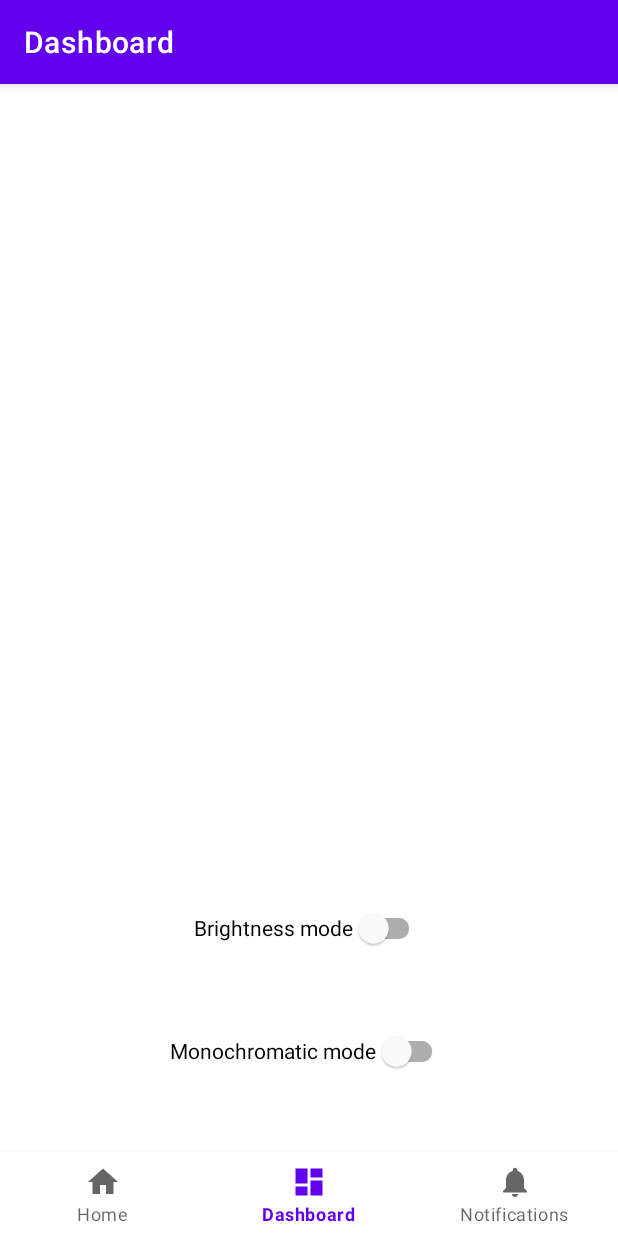
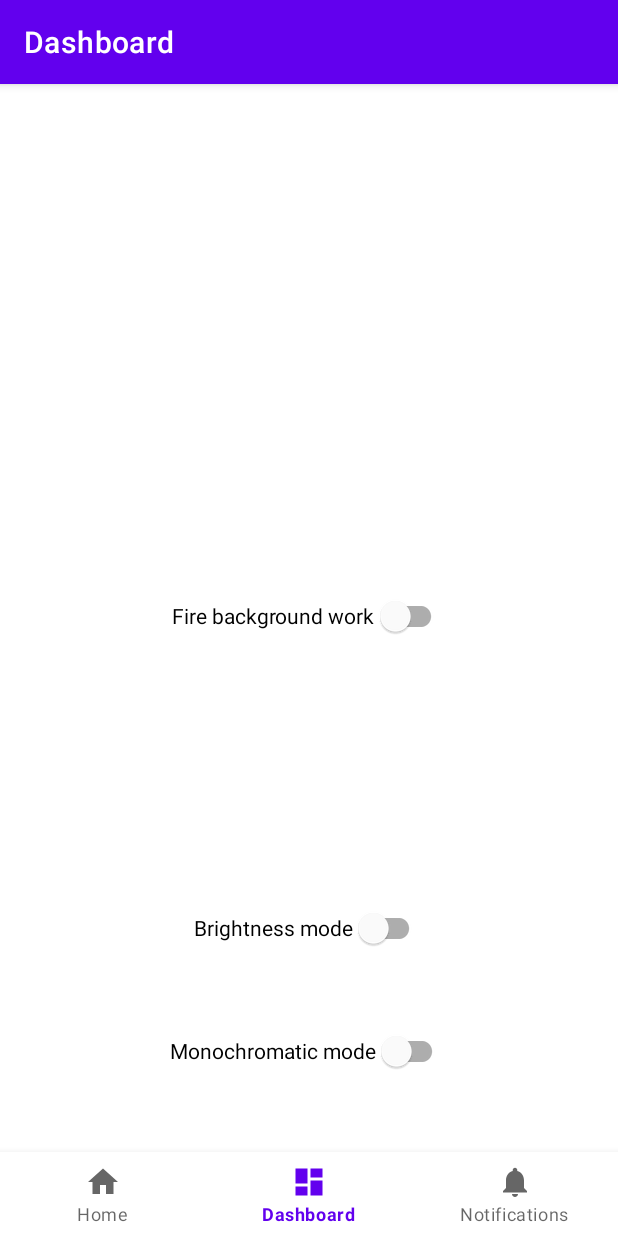
Before and after one commit to rstaniek/JOMO, an Android app: the DashboardFragment screen opened through its navigation route, on a phone screen of 412 x 824 dp. Run offline under Robolectric (Android 15) with nearby library versions, the phone set to English and light mode, and no system bars; our stand-ins replace navigation-ui; 2 statements that could not run were skipped.

Commit message:
background worker stuff

```diff
--- a/android/app/src/main/java/dk/mths/jomo/ui/dashboard/DashboardFragment.kt
+++ b/android/app/src/main/java/dk/mths/jomo/ui/dashboard/DashboardFragment.kt
@@ -1,6 +1,5 @@
 package dk.mths.jomo.ui.dashboard
 
-import android.content.Context
 import android.content.Intent
 import android.os.Build
 import android.os.Bundle
@@ -10,11 +9,14 @@ import android.view.View
 import android.view.ViewGroup
 import androidx.fragment.app.Fragment
 import androidx.lifecycle.ViewModelProvider
+import androidx.work.OneTimeWorkRequest
+import androidx.work.WorkManager
 import com.google.android.material.switchmaterial.SwitchMaterial
 import dk.mths.jomo.databinding.FragmentDashboardBinding
 import dk.mths.jomo.service.BrightnessSettingsService
 import dk.mths.jomo.service.DaltonizerService
 import dk.mths.jomo.service.IJomoTrigger
+import dk.mths.jomo.work.BackgroundWorker
 
 
 class DashboardFragment : Fragment() {
@@ -27,6 +29,7 @@ class DashboardFragment : Fragment() {
 
     lateinit var MonoChromaticService: IJomoTrigger
     lateinit var BrightnessService : IJomoTrigger
+    lateinit var mWorkManager : WorkManager
 
     override fun onCreateView(
             inflater: LayoutInflater,
@@ -34,7 +37,7 @@ class DashboardFragment : Fragment() {
             savedInstanceState: Bundle?
     ): View {
         val dashboardViewModel =
-                ViewModelProvider(this).get(DashboardViewModel::class.java)
+            ViewModelProvider(this).get(DashboardViewModel::class.java)
 
         _binding = FragmentDashboardBinding.inflate(inflater, container, false)
         val root: View = binding.root
@@ -42,25 +45,32 @@ class DashboardFragment : Fragment() {
         changeWriteSettingsPermission()
         MonoChromaticService = DaltonizerService(requireContext().contentResolver)
         BrightnessService = BrightnessSettingsService(requireContext().contentResolver)
+        mWorkManager = WorkManager.getInstance(requireContext())
 
         val switchControl: SwitchMaterial = binding.switch1
-        val switchControl2: SwitchMaterial = binding.switch2
         switchControl.setOnClickListener {
-            if (switchControl.isChecked){
+            if (switchControl.isChecked) {
                 MonoChromaticService.enable()
             } else {
                 MonoChromaticService.disable()
             }
         }
 
+        val switchControl2: SwitchMaterial = binding.switch2
         switchControl2.setOnClickListener {
-            if (switchControl2.isChecked){
+            if (switchControl2.isChecked) {
                 BrightnessService.enable()
             } else {
                 BrightnessService.disable()
             }
         }
 
+        val switchControl3: SwitchMaterial = binding.switch3
+        switchControl3.setOnClickListener {
+            if (switchControl3.isChecked) {
+                mWorkManager.enqueue(OneTimeWorkRequest.from(BackgroundWorker::class.java))
+            }
+        }
         return root
     }
 
--- a/android/app/src/main/java/dk/mths/jomo/ui/home/HomeFragment.kt
+++ b/android/app/src/main/java/dk/mths/jomo/ui/home/HomeFragment.kt
@@ -80,10 +80,10 @@ class HomeFragment : Fragment() {
 
     private fun showUsageStats() {
         var usageStatsManager: UsageStatsManager =
-            activity?.getSystemService(Context.USAGE_STATS_SERVICE) as UsageStatsManager
+            requireActivity().getSystemService(Context.USAGE_STATS_SERVICE) as UsageStatsManager
         var queryUsageStats: List<UsageStats> = usageStatsManager.queryUsageStats(
             UsageStatsManager.INTERVAL_DAILY,
-            System.currentTimeMillis() - 1000 * 3600 * 24 * HistoryInDays,
+            System.currentTimeMillis() - (1000 * 3600 * 24 * HistoryInDays),
             System.currentTimeMillis()
         )
         queryUsageStats = queryUsageStats.filter { it.totalTimeInForeground > 0 }
--- a/android/app/src/main/res/layout/fragment_dashboard.xml
+++ b/android/app/src/main/res/layout/fragment_dashboard.xml
@@ -29,4 +29,17 @@
         app:layout_constraintStart_toStartOf="parent"
         app:layout_constraintTop_toTopOf="parent"
         app:layout_constraintVertical_bias="0.727" />
+
+    <com.google.android.material.switchmaterial.SwitchMaterial
+        android:id="@+id/switch3"
+        android:layout_width="wrap_content"
+        android:layout_height="wrap_content"
+        android:minHeight="48dp"
+        android:text="Fire background work"
+        app:layout_constraintBottom_toBottomOf="parent"
+        app:layout_constraintEnd_toEndOf="parent"
+        app:layout_constraintHorizontal_bias="0.501"
+        app:layout_constraintStart_toStartOf="parent"
+        app:layout_constraintTop_toTopOf="parent"
+        app:layout_constraintVertical_bias="0.414" />
 </androidx.constraintlayout.widget.ConstraintLayout>
```
Also changed, not shown: android/app/src/main/java/dk/mths/jomo/work/BackgroundWorker.kt (added, +66 -0 lines), android/app/src/main/java/dk/mths/jomo/work/RefreshDataWorker.kt (deleted, +0 -13 lines).
